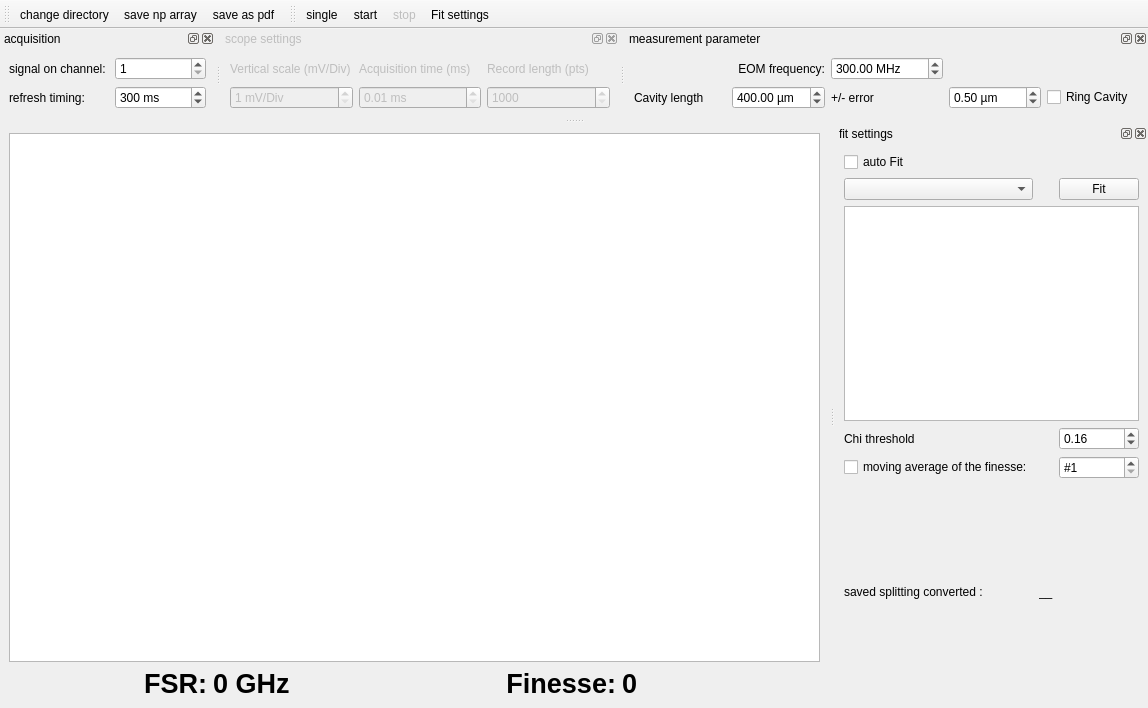
Old version of the form src/qudi/gui/finesse_measurement/ui_FinesseMeasurement_gui.ui in the repository blupgnup/qudi-ffpc.
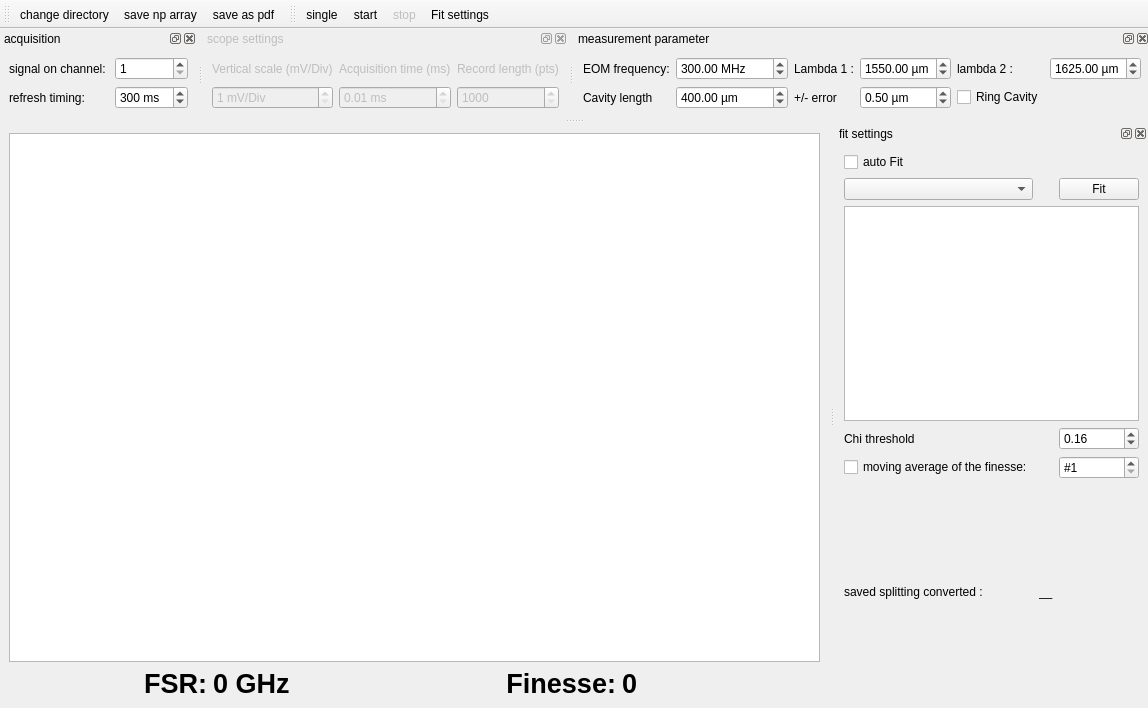
New version of the form. Icons and pictures are not drawn. Custom widgets are drawn as their Qt base class.

Commit message: two lambdas gui and logic for 2 steps fit

Diff of the .ui file:
```diff
--- a/src/qudi/gui/finesse_measurement/ui_FinesseMeasurement_gui.ui
+++ b/src/qudi/gui/finesse_measurement/ui_FinesseMeasurement_gui.ui
@@ -406,20 +406,93 @@
    </attribute>
    <widget class="QWidget" name="dockWidgetContents_13">
     <layout class="QGridLayout" name="gridLayout_6">
-     <item row="1" column="3">
+     <item row="1" column="2">
       <widget class="QLabel" name="label_13">
        <property name="text">
         <string>+/- error</string>
        </property>
       </widget>
      </item>
-     <item row="0" column="1">
+     <item row="0" column="0">
       <widget class="QLabel" name="label">
        <property name="text">
         <string>EOM frequency:</string>
        </property>
-       <property name="alignment">
-        <set>Qt::AlignRight|Qt::AlignTrailing|Qt::AlignVCenter</set>
+      </widget>
+     </item>
+     <item row="0" column="1">
+      <widget class="QDoubleSpinBox" name="doubleSpinBox_EOM">
+       <property name="suffix">
+        <string> MHz</string>
+       </property>
+       <property name="maximum">
+        <double>100000.000000000000000</double>
+       </property>
+       <property name="singleStep">
+        <double>100.000000000000000</double>
+       </property>
+       <property name="value">
+        <double>300.000000000000000</double>
+       </property>
+      </widget>
+     </item>
+     <item row="0" column="2">
+      <widget class="QLabel" name="step2_lambda_1">
+       <property name="text">
+        <string>Lambda 1 :</string>
+       </property>
+      </widget>
+     </item>
+     <item row="0" column="3">
+      <widget class="QDoubleSpinBox" name="step2_lambda_1_spinBox">
+       <property name="suffix">
+        <string> µm</string>
+       </property>
+       <property name="maximum">
+        <double>2673</double>
+       </property>
+       <property name="singleStep">
+        <double>21.09</double>
+       </property>
+       <property name="value">
+        <double>1550</double>
+       </property>
+      </widget>
+     </item>
+     <item row="0" column="4">
+      <widget class="QLabel" name="step2_lambda_2">
+       <property name="text">
+        <string>lambda 2 : </string>
+       </property>
+      </widget>
+     </item>
+     <item row="0" column="5">
+      <widget class="QDoubleSpinBox" name="step2_lambda_2_spinBox">
+       <property name="suffix">
+        <string> µm</string>
+       </property>
+       <property name="maximum">
+        <double>2673</double>
+       </property>
+       <property name="singleStep">
+        <double>21.09</double>
+       </property>
+       <property name="value">
+        <double>1625</double>
+       </property>
+      </widget>
+     </item>
+     <item row="1" column="4">
+      <widget class="QCheckBox" name="checkBox_isRingCavity">
+       <property name="text">
+        <string>Ring Cavity</string>
+       </property>
+      </widget>
+     </item>
+     <item row="1" column="0">
+      <widget class="QLabel" name="label_12">
+       <property name="text">
+        <string>Cavity length</string>
        </property>
       </widget>
      </item>
@@ -445,37 +518,7 @@
        </property>
       </widget>
      </item>
-     <item row="1" column="5">
-      <widget class="QCheckBox" name="checkBox_isRingCavity">
-       <property name="text">
-        <string>Ring Cavity</string>
-       </property>
-      </widget>
-     </item>
-     <item row="1" column="0">
-      <widget class="QLabel" name="label_12">
-       <property name="text">
-        <string>Cavity length</string>
-       </property>
-      </widget>
-     </item>
-     <item row="0" column="3">
-      <widget class="QDoubleSpinBox" name="doubleSpinBox_EOM">
-       <property name="suffix">
-        <string> MHz</string>
-       </property>
-       <property name="maximum">
-        <double>100000.000000000000000</double>
-       </property>
-       <property name="singleStep">
-        <double>100.000000000000000</double>
-       </property>
-       <property name="value">
-        <double>300.000000000000000</double>
-       </property>
-      </widget>
-     </item>
-     <item row="1" column="4">
+     <item row="1" column="3">
       <widget class="QDoubleSpinBox" name="doubleSpinBox_ELength">
        <property name="suffix">
         <string> µm</string>
```
The commit also changes 3 other files.
